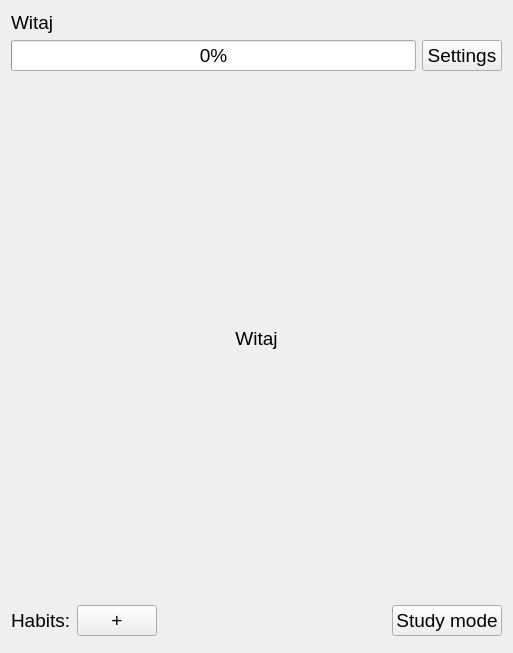
Before: the Qt Designer form UnicornHabits/MainAppWidget.ui in Andrew2a1/CodeNight_10_04, drawn with Qt 5.
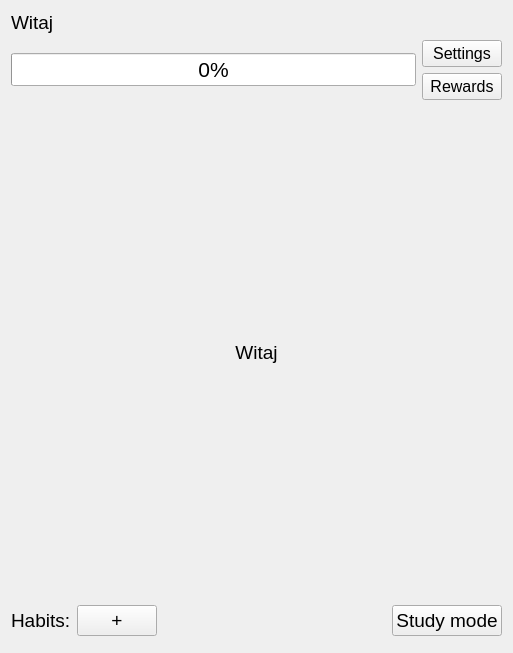
After: the same form once the commit is applied. Custom widgets are drawn as their Qt base class.

Commit message: Add reward widget

```diff
--- a/UnicornHabits/MainAppWidget.ui
+++ b/UnicornHabits/MainAppWidget.ui
@@ -40,7 +40,7 @@
         <widget class="PowerBar" name="powerProgress">
          <property name="font">
           <font>
-           <pointsize>14</pointsize>
+           <pointsize>16</pointsize>
           </font>
          </property>
          <property name="value">
@@ -49,16 +49,32 @@
         </widget>
        </item>
        <item>
+        <layout class="QVBoxLayout" name="verticalLayout_3">
+         <item>
         <widget class="QPushButton" name="optionsBtn">
          <property name="font">
           <font>
-           <pointsize>14</pointsize>
+             <pointsize>12</pointsize>
           </font>
          </property>
          <property name="text">
           <string>Settings</string>
          </property>
         </widget>
+         </item>
+         <item>
+          <widget class="QPushButton" name="rewardsBtn">
+           <property name="font">
+            <font>
+             <pointsize>12</pointsize>
+            </font>
+           </property>
+           <property name="text">
+            <string>Rewards</string>
+           </property>
+          </widget>
+         </item>
+        </layout>
        </item>
       </layout>
      </item>
```
Lines whose indentation alone changed are shown as unchanged. The commit also changes 13 other files.
